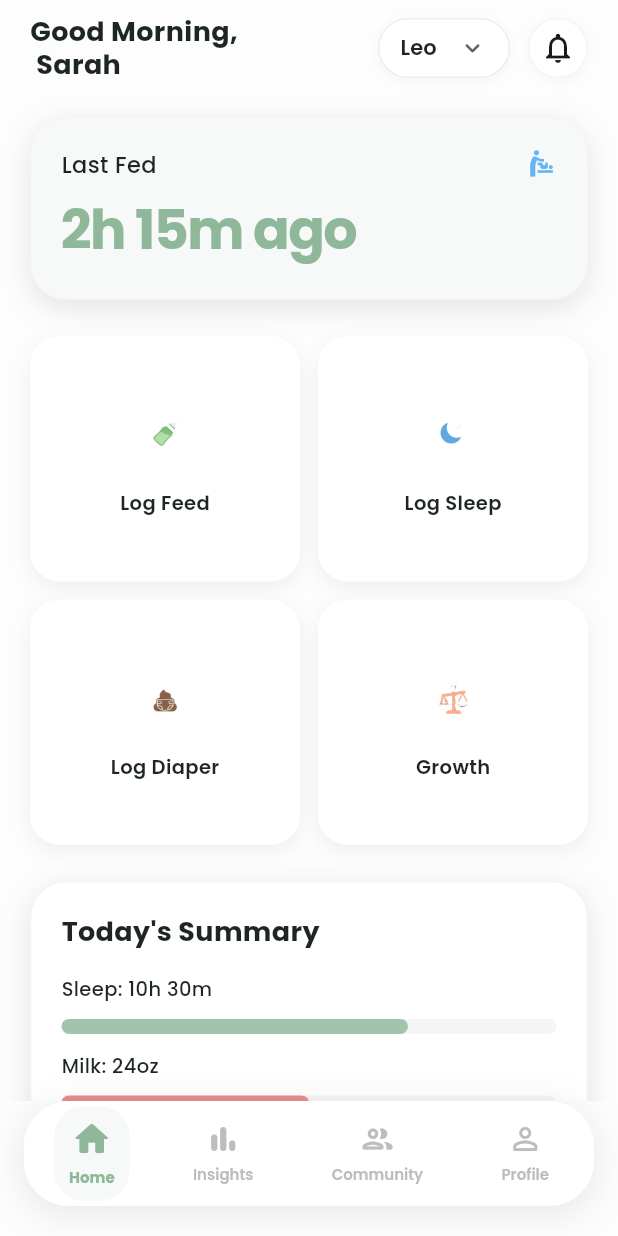
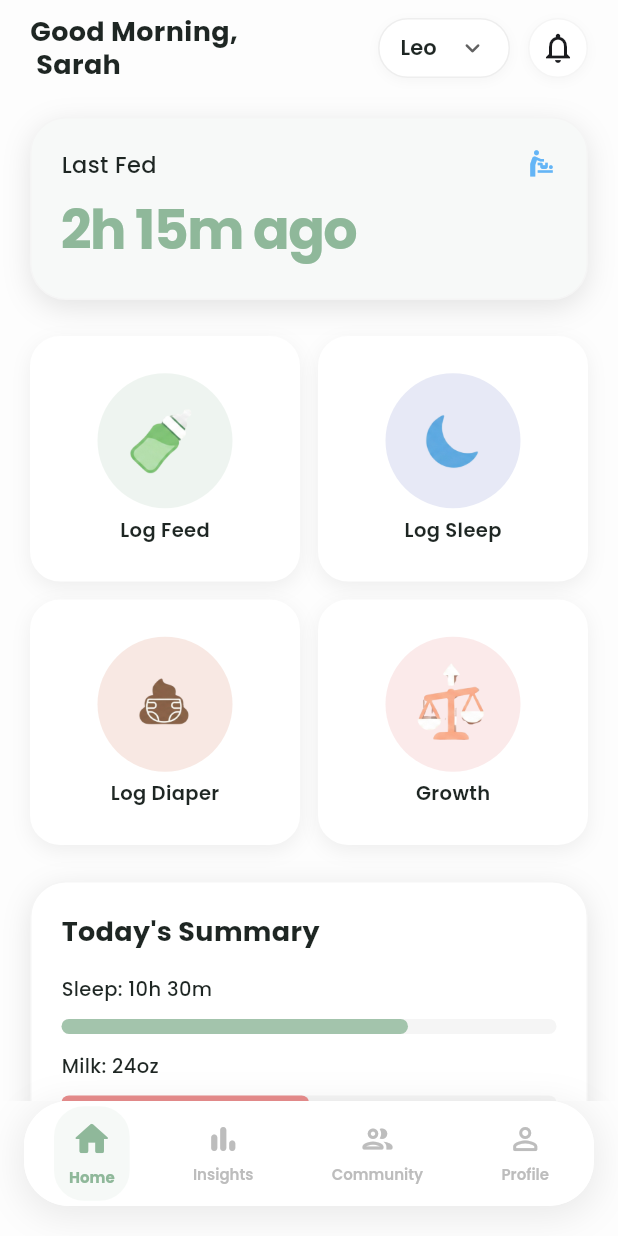
Before and after one commit to Musama987/baby_care, a Flutter app: the NavbarScreen screen opened by its route, on a phone screen of 412 x 824 dp. Run offline on Flutter 3.47's test engine with Material 3 defaults, Android fonts, the phone set to English and light mode, and no system bars; our stand-ins replace google_fonts, image_picker, persistent_bottom_nav_bar, timeline_tile.

Commit message:
feat: Add Home Dashboard screen with quick action logging for feed, sleep, diaper, and growth, including new icons.

```diff
--- a/lib/screens/navbar/home/home.dart
+++ b/lib/screens/navbar/home/home.dart
@@ -216,7 +216,7 @@ class _HomeDashboardState extends State<HomeDashboard> {
                   title: "Log Diaper",
                   iconPath: "assets/icons/poop.png",
                   color: const Color(0xFFA1887F),
-                  iconBgColor: const Color(0xFFA1887F),
+                  iconBgColor: const Color.fromARGB(255, 207, 103, 66),
                   onTap: () {
                     PersistentNavBarNavigator.pushNewScreen(
                       context,
@@ -329,8 +329,20 @@ class _HomeDashboardState extends State<HomeDashboard> {
         child: Column(
           mainAxisAlignment: MainAxisAlignment.center,
           children: [
-            Image.asset(iconPath, height: 50, width: 50, fit: BoxFit.contain),
-            const SizedBox(height: 10),
+            Container(
+              padding: const EdgeInsets.all(15),
+              decoration: BoxDecoration(
+                color: iconBgColor.withOpacity(0.15),
+                shape: BoxShape.circle,
+              ),
+              child: Image.asset(
+                iconPath,
+                height: 60,
+                width: 60,
+                fit: BoxFit.contain,
+              ),
+            ),
+            const SizedBox(height: 5),
             Text(
               title,
               style: GoogleFonts.poppins(
```
Also changed, not shown: assets/icons/feed.png, assets/icons/growth.png, assets/icons/moon.png, assets/icons/poop.png.
